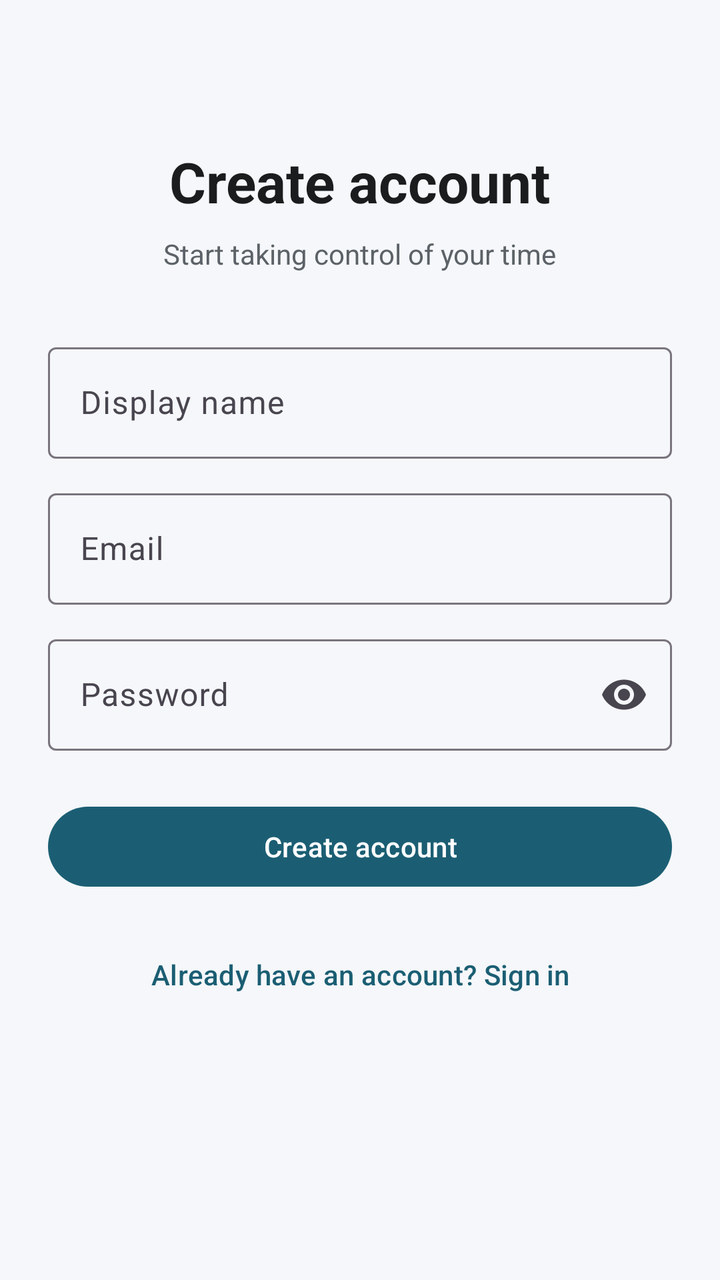
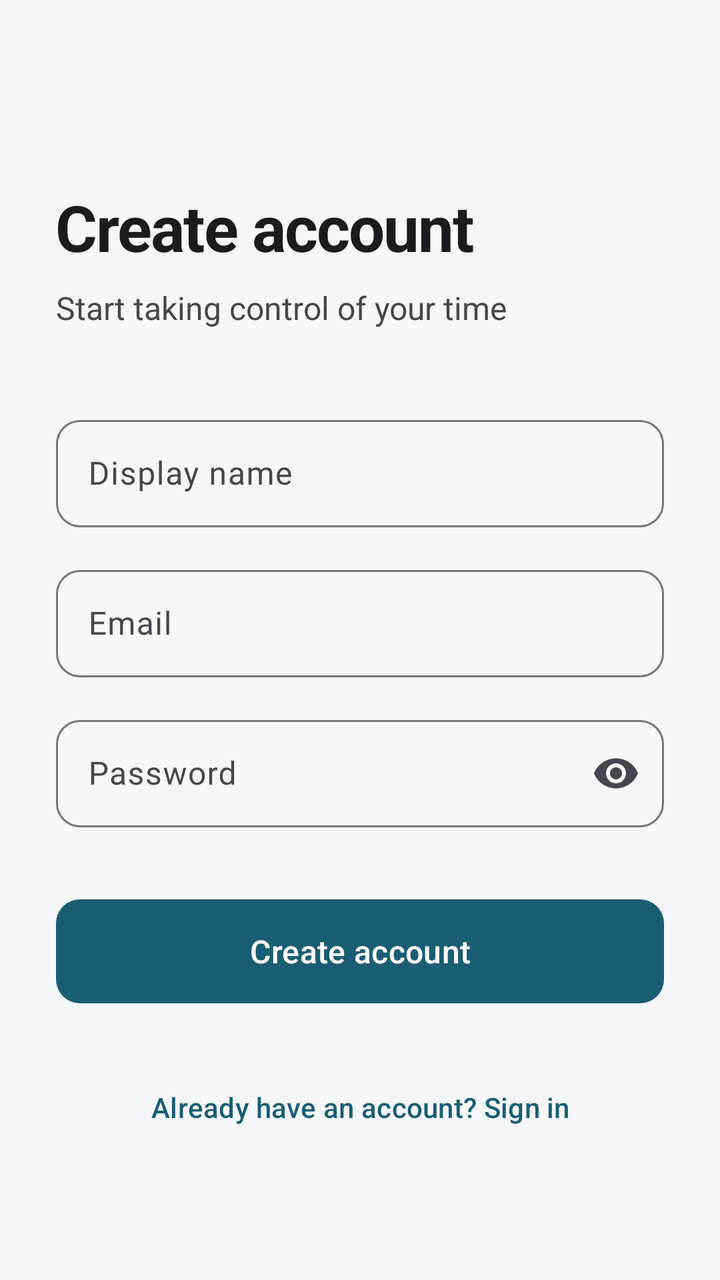

Screens rendered from an Android XML layout before and after an edit, with the pre-edit source and the edit as a unified diff.
<!-- AndroidManifest.xml: application theme Theme.TakeControl -->
<!-- res/layout/fragment_register.xml -->
<?xml version="1.0" encoding="utf-8"?>
<ScrollView xmlns:android="http://schemas.android.com/apk/res/android"
    xmlns:app="http://schemas.android.com/apk/res-auto"
    android:layout_width="match_parent"
    android:layout_height="match_parent"
    android:fillViewport="true">

    <LinearLayout
        android:layout_width="match_parent"
        android:layout_height="wrap_content"
        android:gravity="center_horizontal"
        android:orientation="vertical"
        android:padding="24dp">

        <TextView
            android:layout_width="wrap_content"
            android:layout_height="wrap_content"
            android:layout_marginTop="48dp"
            android:text="@string/register_title"
            android:textColor="@color/text_primary"
            android:textSize="28sp"
            android:textStyle="bold" />

        <TextView
            android:layout_width="wrap_content"
            android:layout_height="wrap_content"
            android:layout_marginTop="8dp"
            android:layout_marginBottom="32dp"
            android:text="@string/register_subtitle"
            android:textColor="@color/text_secondary" />

        <com.google.android.material.textfield.TextInputLayout
            android:layout_width="match_parent"
            android:layout_height="wrap_content"
            android:layout_marginBottom="12dp">

            <com.google.android.material.textfield.TextInputEditText
                android:id="@+id/displayNameInput"
                android:layout_width="match_parent"
                android:layout_height="wrap_content"
                android:hint="@string/display_name"
                android:inputType="textPersonName" />
        </com.google.android.material.textfield.TextInputLayout>

        <com.google.android.material.textfield.TextInputLayout
            android:layout_width="match_parent"
            android:layout_height="wrap_content"
            android:layout_marginBottom="12dp">

            <com.google.android.material.textfield.TextInputEditText
                android:id="@+id/emailInput"
                android:layout_width="match_parent"
                android:layout_height="wrap_content"
                android:hint="@string/email"
                android:inputType="textEmailAddress" />
        </com.google.android.material.textfield.TextInputLayout>

        <com.google.android.material.textfield.TextInputLayout
            android:layout_width="match_parent"
            android:layout_height="wrap_content"
            android:layout_marginBottom="24dp"
            app:endIconMode="password_toggle">

            <com.google.android.material.textfield.TextInputEditText
                android:id="@+id/passwordInput"
                android:layout_width="match_parent"
                android:layout_height="wrap_content"
                android:hint="@string/password"
                android:inputType="textPassword" />
        </com.google.android.material.textfield.TextInputLayout>

        <com.google.android.material.button.MaterialButton
            android:id="@+id/registerButton"
            android:layout_width="match_parent"
            android:layout_height="wrap_content"
            android:text="@string/create_account" />

        <ProgressBar
            android:id="@+id/progressBar"
            android:layout_width="wrap_content"
            android:layout_height="wrap_content"
            android:layout_marginTop="16dp"
            android:visibility="gone" />

        <com.google.android.material.button.MaterialButton
            android:id="@+id/goToLoginButton"
            style="@style/Widget.Material3.Button.TextButton"
            android:layout_width="wrap_content"
            android:layout_height="wrap_content"
            android:layout_marginTop="16dp"
            android:text="@string/already_have_account" />
    </LinearLayout>
</ScrollView>
<!-- resources referenced by this layout -->
<resources>
  <color name="text_primary">#1A1C1E</color>
  <color name="text_secondary">#5C6267</color>
  <string name="already_have_account">Already have an account? Sign in</string>
  <string name="create_account">Create account</string>
  <string name="display_name">Display name</string>
  <string name="email">Email</string>
  <string name="password">Password</string>
  <string name="register_subtitle">Start taking control of your time</string>
  <string name="register_title">Create account</string>
  <style name="Theme.TakeControl" parent="Theme.Material3.Light.NoActionBar">
          <item name="colorPrimary">@color/primary</item>
          <item name="colorPrimaryDark">@color/primary_dark</item>
          <item name="colorSecondary">@color/secondary</item>
          <item name="android:statusBarColor">@android:color/transparent</item>
          <item name="android:windowLightStatusBar">false</item>
          <item name="android:windowBackground">@color/background</item>
      </style>
  <color name="primary">#1B5E73</color>
  <color name="primary_dark">#0F3D4D</color>
  <color name="secondary">#4CAF93</color>
  <color name="background">#F5F7FA</color>
</resources>

<!-- the commit's change to res/layout/fragment_register.xml (unified diff, before → after) -->
@@ -3,62 +3,82 @@
     xmlns:app="http://schemas.android.com/apk/res-auto"
     android:layout_width="match_parent"
     android:layout_height="match_parent"
-    android:fillViewport="true">
+    android:fillViewport="true"
+    android:background="@color/background">
 
     <LinearLayout
         android:layout_width="match_parent"
         android:layout_height="wrap_content"
         android:gravity="center_horizontal"
         android:orientation="vertical"
-        android:padding="24dp">
+        android:padding="28dp">
 
         <TextView
-            android:layout_width="wrap_content"
+            android:layout_width="match_parent"
             android:layout_height="wrap_content"
-            android:layout_marginTop="48dp"
+            android:layout_marginTop="64dp"
             android:text="@string/register_title"
             android:textColor="@color/text_primary"
-            android:textSize="28sp"
-            android:textStyle="bold" />
+            android:textSize="32sp"
+            android:textStyle="bold"
+            android:letterSpacing="-0.02" />
 
         <TextView
-            android:layout_width="wrap_content"
+            android:layout_width="match_parent"
             android:layout_height="wrap_content"
             android:layout_marginTop="8dp"
-            android:layout_marginBottom="32dp"
+            android:layout_marginBottom="40dp"
             android:text="@string/register_subtitle"
-            android:textColor="@color/text_secondary" />
+            android:textColor="@color/text_secondary"
+            android:textSize="16sp" />
 
         <com.google.android.material.textfield.TextInputLayout
+            style="@style/Widget.Material3.TextInputLayout.OutlinedBox"
             android:layout_width="match_parent"
             android:layout_height="wrap_content"
-            android:layout_marginBottom="12dp">
+            android:layout_marginBottom="16dp"
+            app:boxCornerRadiusBottomEnd="12dp"
+            app:boxCornerRadiusBottomStart="12dp"
+            app:boxCornerRadiusTopEnd="12dp"
+            app:boxCornerRadiusTopStart="12dp">
 
             <com.google.android.material.textfield.TextInputEditText
                 android:id="@+id/displayNameInput"
                 android:layout_width="match_parent"
                 android:layout_height="wrap_content"
                 android:hint="@string/display_name"
-                android:inputType="textPersonName" />
+                android:inputType="textPersonName"
+                android:paddingVertical="16dp" />
         </com.google.android.material.textfield.TextInputLayout>
 
         <com.google.android.material.textfield.TextInputLayout
+            style="@style/Widget.Material3.TextInputLayout.OutlinedBox"
             android:layout_width="match_parent"
             android:layout_height="wrap_content"
-            android:layout_marginBottom="12dp">
+            android:layout_marginBottom="16dp"
+            app:boxCornerRadiusBottomEnd="12dp"
+            app:boxCornerRadiusBottomStart="12dp"
+            app:boxCornerRadiusTopEnd="12dp"
+            app:boxCornerRadiusTopStart="12dp">
 
             <com.google.android.material.textfield.TextInputEditText
                 android:id="@+id/emailInput"
                 android:layout_width="match_parent"
                 android:layout_height="wrap_content"
                 android:hint="@string/email"
-                android:inputType="textEmailAddress" />
+                android:inputType="textEmailAddress"
+                android:paddingVertical="16dp" />
         </com.google.android.material.textfield.TextInputLayout>
 
         <com.google.android.material.textfield.TextInputLayout
+            style="@style/Widget.Material3.TextInputLayout.OutlinedBox"
             android:layout_width="match_parent"
             android:layout_height="wrap_content"
-            android:layout_marginBottom="24dp"
+            android:layout_marginBottom="32dp"
+            app:boxCornerRadiusBottomEnd="12dp"
+            app:boxCornerRadiusBottomStart="12dp"
+            app:boxCornerRadiusTopEnd="12dp"
+            app:boxCornerRadiusTopStart="12dp"
             app:endIconMode="password_toggle">
 
             <com.google.android.material.textfield.TextInputEditText
@@ -66,20 +86,24 @@
                 android:layout_width="match_parent"
                 android:layout_height="wrap_content"
                 android:hint="@string/password"
-                android:inputType="textPassword" />
+                android:inputType="textPassword"
+                android:paddingVertical="16dp" />
         </com.google.android.material.textfield.TextInputLayout>
 
         <com.google.android.material.button.MaterialButton
             android:id="@+id/registerButton"
             android:layout_width="match_parent"
-            android:layout_height="wrap_content"
-            android:text="@string/create_account" />
+            android:layout_height="60dp"
+            android:text="@string/create_account"
+            android:textSize="16sp"
+            app:cornerRadius="12dp" />
 
-        <ProgressBar
+        <com.google.android.material.progressindicator.CircularProgressIndicator
             android:id="@+id/progressBar"
             android:layout_width="wrap_content"
             android:layout_height="wrap_content"
             android:layout_marginTop="16dp"
+            android:indeterminate="true"
             android:visibility="gone" />
 
         <com.google.android.material.button.MaterialButton
@@ -87,7 +111,7 @@
             style="@style/Widget.Material3.Button.TextButton"
             android:layout_width="wrap_content"
             android:layout_height="wrap_content"
-            android:layout_marginTop="16dp"
+            android:layout_marginTop="24dp"
             android:text="@string/already_have_account" />
     </LinearLayout>
 </ScrollView>
<!-- resource entries referenced after the edit -->
@@ -1,7 +1,7 @@
 <!-- resources referenced by this layout -->
 <resources>
   <color name="text_primary">#1A1C1E</color>
-  <color name="text_secondary">#5C6267</color>
+  <color name="text_secondary">#44474E</color>
   <string name="already_have_account">Already have an account? Sign in</string>
   <string name="create_account">Create account</string>
   <string name="display_name">Display name</string>
